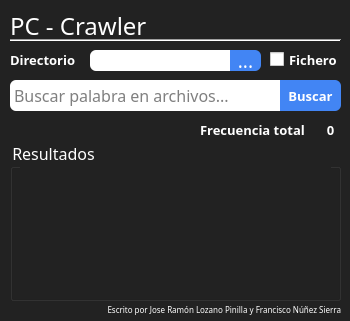
Before: the Qt Designer form user-interface.ui in JoserraLP/PC-Crawler, drawn with Qt 5.
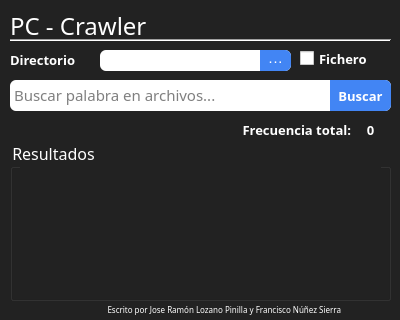
After: the same form once the commit is applied.

What changed in the file:
```diff
--- a/user-interface.ui
+++ b/user-interface.ui
@@ -6,10 +6,28 @@
    <rect>
     <x>0</x>
     <y>0</y>
-    <width>350</width>
-    <height>321</height>
+    <width>400</width>
+    <height>320</height>
    </rect>
   </property>
+  <property name="sizePolicy">
+   <sizepolicy hsizetype="Fixed" vsizetype="Fixed">
+    <horstretch>0</horstretch>
+    <verstretch>0</verstretch>
+   </sizepolicy>
+  </property>
+  <property name="minimumSize">
+   <size>
+    <width>400</width>
+    <height>320</height>
+   </size>
+  </property>
+  <property name="maximumSize">
+   <size>
+    <width>400</width>
+    <height>320</height>
+   </size>
+  </property>
   <property name="font">
    <font>
     <family>Montserrat</family>
@@ -65,7 +83,7 @@
   <widget class="QPushButton" name="search_button">
    <property name="geometry">
     <rect>
-     <x>280</x>
+     <x>330</x>
      <y>80</y>
      <width>61</width>
      <height>31</height>
@@ -109,7 +127,7 @@
     <rect>
      <x>10</x>
      <y>10</y>
-     <width>161</width>
+     <width>181</width>
      <height>31</height>
     </rect>
    </property>
@@ -134,7 +152,7 @@
     <rect>
      <x>10</x>
      <y>140</y>
-     <width>331</width>
+     <width>381</width>
      <height>161</height>
     </rect>
    </property>
@@ -155,7 +173,7 @@
      <rect>
       <x>10</x>
       <y>20</y>
-      <width>311</width>
+      <width>361</width>
       <height>131</height>
      </rect>
     </property>
@@ -169,7 +187,7 @@
     <rect>
      <x>10</x>
      <y>80</y>
-     <width>281</width>
+     <width>381</width>
      <height>31</height>
     </rect>
    </property>
@@ -182,7 +200,7 @@
    <property name="font">
     <font>
      <family>Leelawadee UI Semilight</family>
-     <pointsize>12</pointsize>
+     <pointsize>11</pointsize>
      <italic>false</italic>
     </font>
    </property>
@@ -192,6 +210,9 @@
    <property name="inputMethodHints">
     <set>Qt::ImhMultiLine</set>
    </property>
+   <property name="verticalScrollBarPolicy">
+    <enum>Qt::ScrollBarAlwaysOff</enum>
+   </property>
    <property name="placeholderText">
     <string>Buscar palabra en archivos...</string>
    </property>
@@ -199,9 +220,9 @@
   <widget class="QLabel" name="selected_name">
    <property name="geometry">
     <rect>
-     <x>90</x>
+     <x>100</x>
      <y>50</y>
-     <width>161</width>
+     <width>191</width>
      <height>21</height>
     </rect>
    </property>
@@ -224,14 +245,19 @@
   <widget class="QPushButton" name="load_files_btn">
    <property name="geometry">
     <rect>
-     <x>230</x>
+     <x>260</x>
      <y>50</y>
      <width>31</width>
      <height>21</height>
     </rect>
    </property>
+   <property name="font">
+    <font>
+     <pointsize>11</pointsize>
+    </font>
+   </property>
    <property name="text">
-    <string>...</string>
+    <string>···</string>
    </property>
   </widget>
   <widget class="QLabel" name="label_4">
@@ -263,7 +289,7 @@
     <rect>
      <x>10</x>
      <y>30</y>
-     <width>331</width>
+     <width>381</width>
      <height>20</height>
     </rect>
    </property>
@@ -274,9 +300,9 @@
   <widget class="QLabel" name="total_frequency">
    <property name="geometry">
     <rect>
-     <x>315</x>
+     <x>350</x>
      <y>120</y>
-     <width>31</width>
+     <width>41</width>
      <height>20</height>
     </rect>
    </property>
@@ -301,9 +327,9 @@
   <widget class="QLabel" name="label_5">
    <property name="geometry">
     <rect>
-     <x>200</x>
+     <x>10</x>
      <y>120</y>
-     <width>111</width>
+     <width>341</width>
      <height>20</height>
     </rect>
    </property>
@@ -316,15 +342,18 @@
     </font>
    </property>
    <property name="text">
-    <string>Frecuencia total</string>
+    <string>Frecuencia total:</string>
+   </property>
+   <property name="alignment">
+    <set>Qt::AlignRight|Qt::AlignTrailing|Qt::AlignVCenter</set>
    </property>
   </widget>
   <widget class="QCheckBox" name="is_file">
    <property name="geometry">
     <rect>
-     <x>270</x>
-     <y>51</y>
-     <width>71</width>
+     <x>300</x>
+     <y>50</y>
+     <width>91</width>
      <height>17</height>
     </rect>
    </property>
```
Left out of the diff: 6 changed lines with no effect on the pictures.
